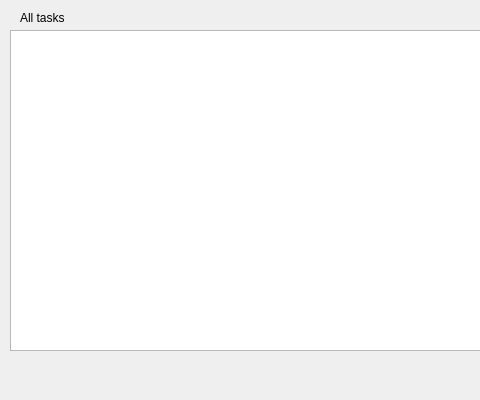
Before: the Qt Designer form designer/see_all_tasks_dialog.ui in mykaelAlves/ToDo-list, drawn with Qt 5; both pictures show x 0 to 480 and y 0 to 400 of the 800 by 400 pixel window.
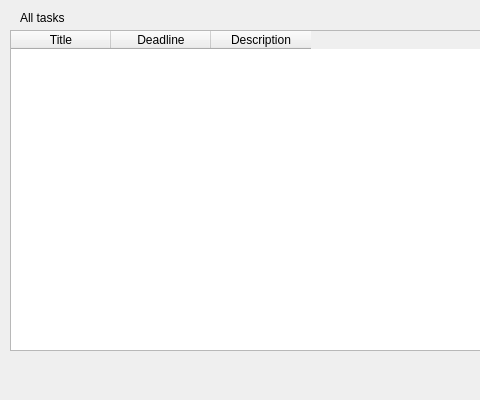
After: the same form once the commit is applied. Icons and pictures are not drawn.

Commit message: add see all table rows, columns / update readme

Patch:
```diff
--- a/designer/see_all_tasks_dialog.ui
+++ b/designer/see_all_tasks_dialog.ui
@@ -2266,6 +2266,21 @@
      <height>321</height>
     </rect>
    </property>
+   <column>
+    <property name="text">
+     <string>Title</string>
+    </property>
+   </column>
+   <column>
+    <property name="text">
+     <string>Deadline</string>
+    </property>
+   </column>
+   <column>
+    <property name="text">
+     <string>Description</string>
+    </property>
+   </column>
   </widget>
   <widget class="QLabel" name="label">
    <property name="geometry">
```
The commit also changes 5 other files.
